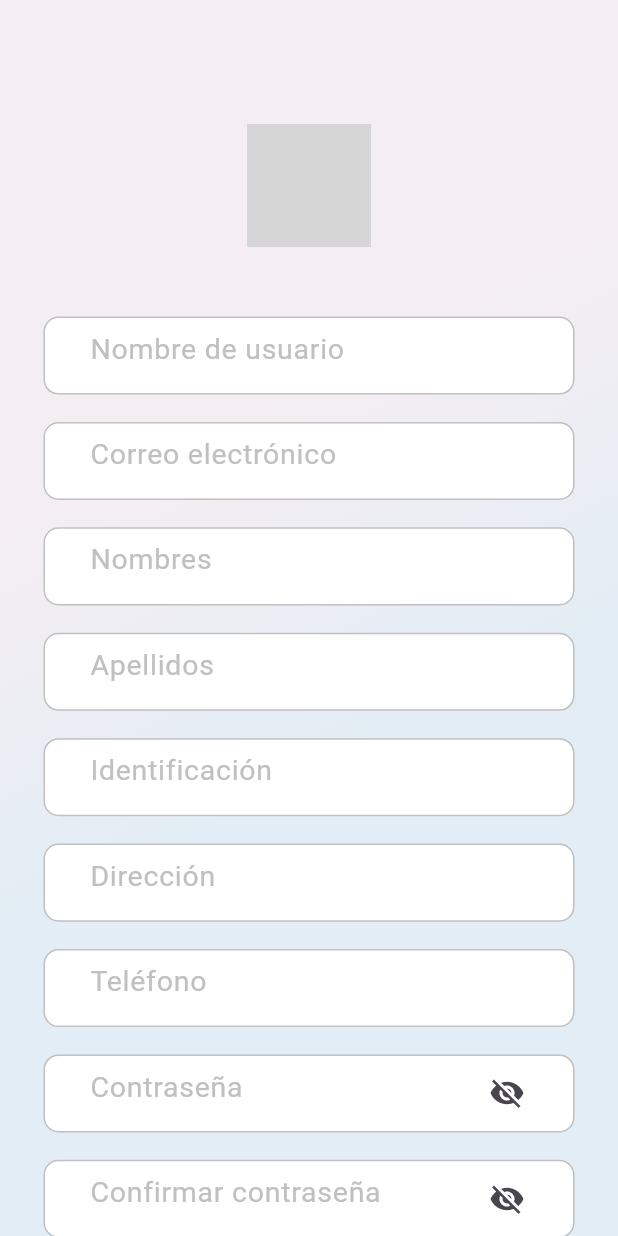
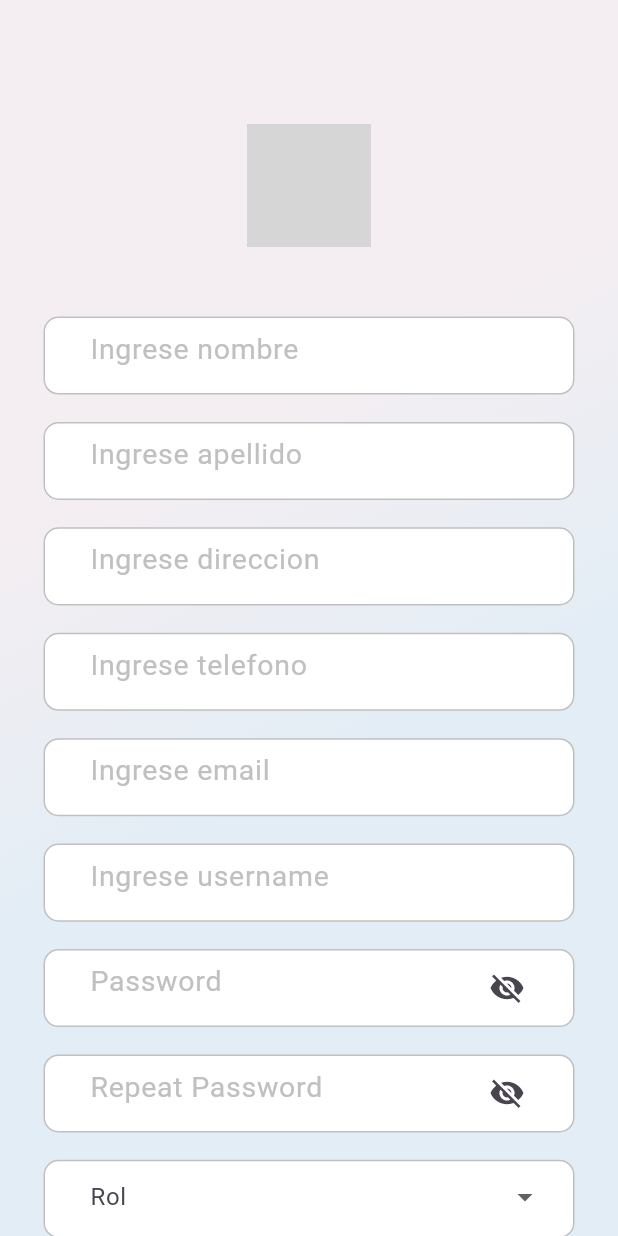
Before and after one commit to lduchi/Front-Family_Lost-FAAN, a Flutter app: the Register screen opened directly, on a phone screen of 412 x 824 dp. Run offline on Flutter 3.47's test engine with Material 3 defaults, Android fonts, the phone set to English and light mode, and no system bars; our stand-ins replace flutter_bloc, google_fonts, iconly, lottie; missing offline and left inert: material_dialogs; project files that could hold a hidden picture were left out; grey boxes are pictures that could not be loaded.

Commit message:
uwu
registro falta corregir algunas cosas, pero ya registra

```diff
--- a/lib/Screen/RegisterPage.dart
+++ b/lib/Screen/RegisterPage.dart
@@ -1,3 +1,5 @@
+import 'dart:typed_data';
+
 import 'package:flutter/material.dart';
 import 'package:flutter/cupertino.dart';
 
--- a/lib/Screen/app_navigation_screen.dart
+++ b/lib/Screen/app_navigation_screen.dart
@@ -24,7 +24,7 @@ class AppNavigationScreen extends StatelessWidget {
                     decoration: AppDecoration.fillPrimary,
                     child: Column(
                       children: [
-                        _buildScreenTitle(
+                        /*_buildScreenTitle(
                           context,
                           screenTitle: "Edicion Detall. Publicacion",
                           onTapScreenTitle: () => onTapScreenTitle(context,
@@ -47,7 +47,7 @@ class AppNavigationScreen extends StatelessWidget {
                           screenTitle: "Publicación Animal Perdido",
                           onTapScreenTitle: () => onTapScreenTitle(
                               context, AppRoutes.publicaciNAnimalPerdidoScreen),
-                        )
+                        )*/
                       ],
                     ),
                   ),
--- a/lib/Screen/register.dart
+++ b/lib/Screen/register.dart
@@ -1,13 +1,91 @@
+import 'package:familylost_faan/ServiciosApp/services/usuarios_service.dart';
 import 'package:flutter/material.dart';
 import '../Utils/colors.dart';
+import 'dart:convert';
+import 'package:http/http.dart' as http;
 
 class Register extends StatefulWidget {
   @override
   _RegisterState createState() => _RegisterState();
 }
 
+//gets del registro
+TextEditingController nombreController = TextEditingController();
+TextEditingController apellidoController = TextEditingController();
+TextEditingController direccionController = TextEditingController();
+TextEditingController celularController = TextEditingController();
+TextEditingController emailController = TextEditingController();
+TextEditingController usernameController = TextEditingController();
+TextEditingController paswordController = TextEditingController();
+TextEditingController rolController = TextEditingController();
+
 class _RegisterState extends State<Register> {
   bool _isPasswordVisible = false; // State variable for password visibility
+  //Servicio
+ // final _apiService = UsuariosService();
+
+  //Funcion  par el registro
+  Future<void> _registerUser() async {
+    try {
+      // Collect user input data
+      final name = nombreController.text;
+      final lastName = apellidoController.text;
+      final address = direccionController.text;
+      final phone = celularController.text;
+      final email = emailController.text;
+      final username = usernameController.text;
+      final password = paswordController.text;
+      final rol = rolController.text;
+      //final confirmPassword = myTextFieldController8.text;
+
+      // Validate the input data
+      if (name.isEmpty ||
+          lastName.isEmpty ||
+          address.isEmpty ||
+          phone.isEmpty ||
+          email.isEmpty ||
+          username.isEmpty ||
+          password.isEmpty) {
+        throw Exception("All fields are required");
+      }
+
+      /* if (password != confirmPassword) {
+      throw Exception("Passwords do not match");
+    }*/
+
+      // Prepare the data to send
+      final data = {
+        "nombre": name,
+        "apellido": lastName,
+        "direccion": address,
+        "telefono": phone,
+        "email": email,
+        "username": username,
+        "password": password,
+      };
+
+      // Send the POST request
+      final response = await http.post(
+        Uri.parse('http://10.0.2.2:8080/auth/register'),
+        headers: <String, String>{
+          'Content-Type': 'application/json; charset=UTF-8',
+        },
+        body: jsonEncode(data),
+      );
+
+      // Handle the response
+      if (response.statusCode == 200 || response.statusCode == 201) {
+        final responseData = json.decode(response.body);
+        // Handle successful registration
+        print(responseData);
+      } else {
+        throw Exception('Failed to register user');
+      }
+    } catch (e) {
+      print(e);
+      debugPrint(e.toString());
+    }
+  }
 
   @override
   Widget build(BuildContext context) {
@@ -44,33 +122,34 @@ class _RegisterState extends State<Register> {
               Column(
                 mainAxisAlignment: MainAxisAlignment.center,
                 children: [
-                  myTextField("Nombre de usuario"),
+                  myTextField1("Ingrese nombre", nombreController),
                   SizedBox(height: size.height * 0.01),
-                  myTextField("Correo electrónico"),
+                  myTextField1("Ingrese apellido", apellidoController),
                   SizedBox(height: size.height * 0.01),
-                  myTextField("Nombres"),
+                  myTextField1("Ingrese direccion", direccionController),
                   SizedBox(height: size.height * 0.01),
-                  myTextField("Apellidos"),
+                  myTextField1("Ingrese telefono", celularController),
                   SizedBox(height: size.height * 0.01),
-                  myTextField("Identificación"),
+                  myTextField1("Ingrese email", emailController),
                   SizedBox(height: size.height * 0.01),
-                  myTextField("Dirección"),
+                  myTextField1("Ingrese username", usernameController),
                   SizedBox(height: size.height * 0.01),
-                  myTextField("Teléfono"),
+                  myTextFieldPassword("Password", paswordController),
                   SizedBox(height: size.height * 0.01),
-                  myTextFieldPassword("Contraseña"),
+                  myTextFieldPassword("Repeat Password", paswordController),
                   SizedBox(height: size.height * 0.01),
-                  myTextFieldPassword("Confirmar contraseña"),
-                  SizedBox(height: size.height * 0.01),
-                  myTextField("Rol"),
+                  myTextFieldRol("Rol", rolController),
                   SizedBox(height: size.height * 0.03),
                 ],
               ),
 
-
               // Registration Button (Middle 1/3)
               Padding(
                 padding: const EdgeInsets.symmetric(horizontal: 20),
+                child: InkWell(
+                  onTap: () async {
+                    await _registerUser();
+                  },
                   child: Container(
                     width: 151,
                     height: 45,
@@ -89,6 +168,7 @@ class _RegisterState extends State<Register> {
                           fontWeight: FontWeight.bold,
                           color: Color(0xFF04A1C4),
                           fontSize: 18,
+                        ),
                       ),
                     ),
                   ),
@@ -117,9 +197,11 @@ class _RegisterState extends State<Register> {
               Column(
                 mainAxisAlignment: MainAxisAlignment.center,
                 children: [
-                  socialLoginButton("images/google.png", "Google", Color(0xFFFFFFFF), Color(0xFFE74C3C)),
+                  socialLoginButton("images/google.png", "Google",
+                      Color(0xFFFFFFFF), Color(0xFFE74C3C)),
                   SizedBox(height: size.height * 0.01),
-                  socialLoginButton("images/facebook.png", "Facebook", Color(0xFFFFFFFF), Color(0xFF3498DB)),
+                  socialLoginButton("images/facebook.png", "Facebook",
+                      Color(0xFFFFFFFF), Color(0xFF3498DB)),
                 ],
               ),
             ],
@@ -127,9 +209,11 @@ class _RegisterState extends State<Register> {
         ),
       ),
     );
+
+    //METODO
   }
 
-Container myTextField(String hint) {
+  Container myTextField1(String hint, TextEditingController controller) {
     return Container(
       width: 354,
       height: 52.04,
@@ -143,8 +227,10 @@ Container myTextField(String hint) {
         ),
       ),
       child: TextField(
+        controller: controller,
         decoration: InputDecoration(
-        contentPadding: const EdgeInsets.symmetric(horizontal: 10, vertical: 15),
+          contentPadding:
+              const EdgeInsets.symmetric(horizontal: 10, vertical: 15),
           hintText: hint,
           hintStyle: const TextStyle(
             color: Color(0xFFC0C0C0),
@@ -156,7 +242,7 @@ Container myTextField(String hint) {
     );
   }
 
-Container myTextFieldPassword(String hint) {
+  Container myTextFieldPassword(String hint, TextEditingController controller) {
     return Container(
       width: 354,
       height: 52.04,
@@ -170,9 +256,11 @@ Container myTextFieldPassword(String hint) {
         ),
       ),
       child: TextField(
-      obscureText: !_isPasswordVisible, // Toggle visibility based on state
+        controller: controller,
+        obscureText: !_isPasswordVisible,
         decoration: InputDecoration(
-        contentPadding: const EdgeInsets.symmetric(horizontal: 10, vertical: 15),
+          contentPadding:
+              const EdgeInsets.symmetric(horizontal: 10, vertical: 15),
           hintText: hint,
           hintStyle: const TextStyle(
             color: Color(0xFFC0C0C0),
@@ -185,7 +273,7 @@ Container myTextFieldPassword(String hint) {
             ),
             onPressed: () {
               setState(() {
-              _isPasswordVisible = !_isPasswordVisible; // Toggle state
+                _isPasswordVisible = !_isPasswordVisible;
               });
             },
           ),
@@ -194,9 +282,45 @@ Container myTextFieldPassword(String hint) {
     );
   }
 
+  String? selectedRol;
 
+ Container myTextFieldRol(String hint, TextEditingController controller) {
+  return Container(
+    width: 354,
+    height: 52.04,
+    margin: const EdgeInsets.symmetric(horizontal: 25, vertical: 5),
+    padding: const EdgeInsets.symmetric(horizontal: 20),
+    decoration: BoxDecoration(
+      color: Colors.white,
+      borderRadius: BorderRadius.circular(10),
+      border: Border.all(
+        color: Color(0xFFC0C0C0),
+      ),
+    ),
+    child: DropdownButtonFormField<String>(
+      decoration: InputDecoration(
+        labelText: hint,
+        border: InputBorder.none,
+        contentPadding: const EdgeInsets.symmetric(horizontal: 10),
+      ),
+      value: selectedRol,
+      items: [
+        DropdownMenuItem<String>(
+          value: "USER",
+          child: Text("USER"),
+        ),
+      ],
+      onChanged: (value) {
+        setState(() {
+          selectedRol = value;
+        });
+      },
+    ),
+  );
+}
 
-  Container socialLoginButton(String image, String text, Color backgroundColor, Color borderColor) {
+  Container socialLoginButton(
+      String image, String text, Color backgroundColor, Color borderColor) {
     return Container(
       width: 354,
       height: 52.04,
--- /dev/null
+++ b/lib/ServiciosApp/models/usuarios.dart
@@ -0,0 +1,13 @@
+import 'dart:typed_data';
+
+class usuarios {
+  int id = 0;
+  String nombre = "";
+  String username = "";
+  String password = "";
+  String apeliido = "";
+  String direccion = "";
+  String telefono = "";
+  String email = "";
+  final Uint8List foto = Uint8List(0);
+}
--- /dev/null
+++ b/lib/ServiciosApp/services/usuarios_service.dart
@@ -0,0 +1,50 @@
+
+import 'dart:convert';
+
+import 'package:flutter/material.dart';
+import 'package:http/http.dart' as http;
+
+class UsuariosService{
+
+  /*static const baseUrl = "http://localhost:8080/auth/register";
+
+  static agregarUusario (Map pdata) async{
+
+    var url = Uri.parse("${baseUrl} agregar_usuario");
+    try {
+      final res = await http.post(url, body: pdata);
+      if (res.statusCode == 200) {
+
+        var data = jsonDecode(res.body.toString());
+        print (data);
+
+      }else{
+        print("failed to get response");
+
+      }
+    } catch (e) {
+      debugPrint(e.toString());
+    }
+  }*/
+
+  static const String baseUrl = 'http://localhost:8080/auth/register';
+
+  Future<dynamic> postJson(String endpoint, Map<String, dynamic> data) async {
+    final response = await http.post(
+      Uri.parse('$baseUrl/$endpoint'),
+      headers: <String, String>{
+        'Content-Type': 'application/json; charset=UTF-8',
+      },
+      body: jsonEncode(data),
+    );
+
+    if (response.statusCode == 200 || response.statusCode == 201) {
+      return json.decode(response.body);
+    } else {
+      throw Exception('Failed to post data');
+    }
+  }
+
+
+
+}
--- a/pubspec.yaml
+++ b/pubspec.yaml
@@ -30,6 +30,10 @@ environment:
 dependencies:
   flutter:
     sdk: flutter
+  flutter_svg: ^2.0.10+1
+  cached_network_image: ^3.3.1
+  http: ^1.2.1
+
 
 
   # The following adds the Cupertino Icons font to your application.
@@ -44,6 +48,7 @@ dependencies:
   badges: ^3.1.1
   material_dialogs: ^1.1.4
   lottie: ^2.3.2
+  intl: ^0.17.0
 
 
 
```
Also changed, not shown: pubspec.lock. Lines whose indentation alone changed are shown as unchanged.
